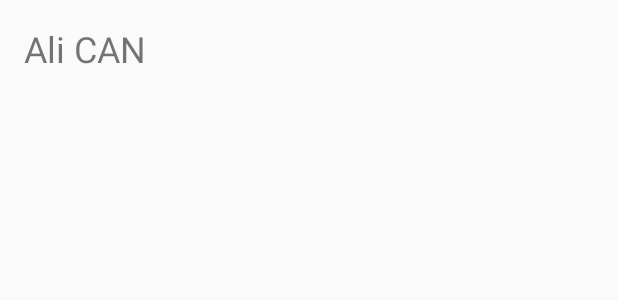
After one commit to bsayiner/hr, an Android app: the layout row_employee_list.xml on its own in the app's theme, with its tools: preview values and no code run, on a phone screen of 412 x 824 dp. The commit adds this screen. Shown: the top 300 px of the screen. Run offline under Robolectric (Android 15) with nearby library versions, the phone set to English and light mode, and no system bars.

Commit message:
List eklendi

```diff
--- /dev/null
+++ b/app/src/main/res/layout/row_employee_list.xml
@@ -0,0 +1,15 @@
+<?xml version="1.0" encoding="utf-8"?>
+<LinearLayout xmlns:android="http://schemas.android.com/apk/res/android"
+    android:layout_width="match_parent"
+    android:layout_height="match_parent"
+    android:padding="16dp">
+
+    <TextView
+        android:id="@+id/lbl_first_name"
+        android:layout_width="wrap_content"
+        android:layout_height="wrap_content"
+        android:text="Ali CAN"
+        android:textSize="24sp" />
+
+
+</LinearLayout>
```
Also changed, not shown: app/src/main/java/com/yjs3505/humanresources/activity/MainActivity.java (+28 -14 lines), app/src/main/java/com/yjs3505/humanresources/adapter/EmployeeListViewAdapter.java (added, +47 -0 lines), app/src/main/java/com/yjs3505/humanresources/model/DbContext.java (+9 -0 lines), app/src/main/res/layout/activity_main.xml (+4 -8 lines).
